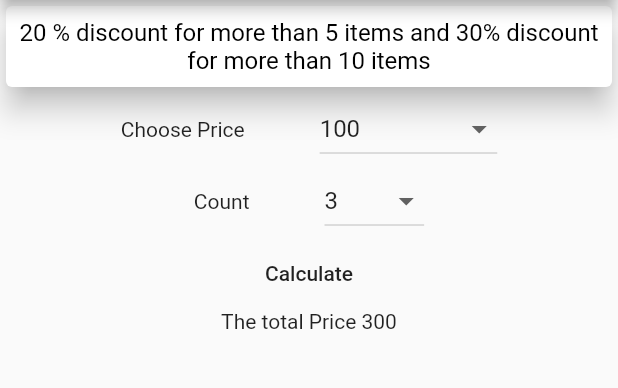
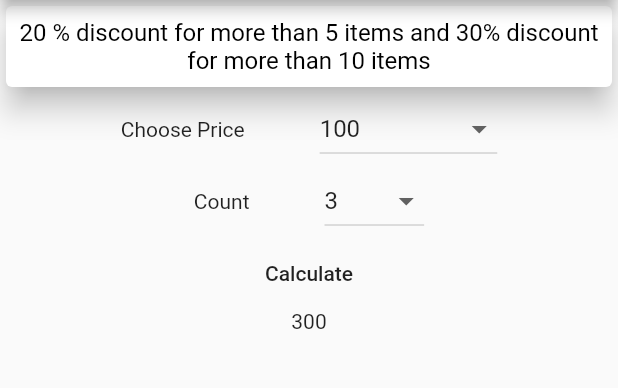
Before and after one commit to Rubywai/simple_unit_test_without_mock, a Flutter app: the screen it shows after launch, after a tap on "Calculate", on a phone screen of 412 x 824 dp, the part 84-472 px from its top. Run offline on Flutter 3.47's test engine with Material 2 defaults, Android fonts, the phone set to English and light mode, and no system bars.

```diff
--- a/lib/main.dart
+++ b/lib/main.dart
@@ -2,9 +2,8 @@ import 'package:flutter/material.dart';
 import 'package:testing/discount.dart';
 
 void main() {
-  runApp(MaterialApp(
-    home: MyApp(),
-  ));
+  runApp(MyApp(),
+  );
 }
 
 class MyApp extends StatefulWidget {
@@ -20,7 +19,8 @@ class _MyAppState extends State<MyApp> {
   int _count = 3;
   @override
   Widget build(BuildContext context) {
-    return Scaffold(
+    return MaterialApp(
+      home: Scaffold(
           appBar: AppBar(title: Text('Unit Testing Demo',),),
           body: Column(
             children: [
@@ -39,10 +39,12 @@ class _MyAppState extends State<MyApp> {
                  Text('Choose Price'),
                  SizedBox(width: 50,),
                  DropdownButton<int>(
+                   key: ValueKey('PriceDropDown'),
                    hint: Text('Choose Price'),
                    value: _price,
                    items: _priceList.map((price) {
                      return DropdownMenuItem<int>(
+                       key: ValueKey(price),
                        child: Text('$price'),
                        value: price,
                      );
@@ -62,12 +64,14 @@ class _MyAppState extends State<MyApp> {
                   Text('Count'),
                   SizedBox(width: 50,),
                   DropdownButton<int>(
+                    key: ValueKey('CountDropdown'),
                     hint: Text('Count'),
                     value: _count,
-                  items: _countList.map((price) {
+                    items: _countList.map((count) {
                       return DropdownMenuItem<int>(
-                      child: Text('$price'),
-                      value: price,
+                        key: ValueKey(count),
+                        child: Text('$count'),
+                        value: count,
                       );
                     }
                     ).toList(),
@@ -88,11 +92,12 @@ class _MyAppState extends State<MyApp> {
                   });
                 },
               ),
-            Text('The total Price $_totalPrice')
+              Text('$_totalPrice'.trim())
 
             ],
           ),
 
+      ),
     );
   }
 }
```
Also changed, not shown: 1 other file. Lines whose indentation alone changed are shown as unchanged.
